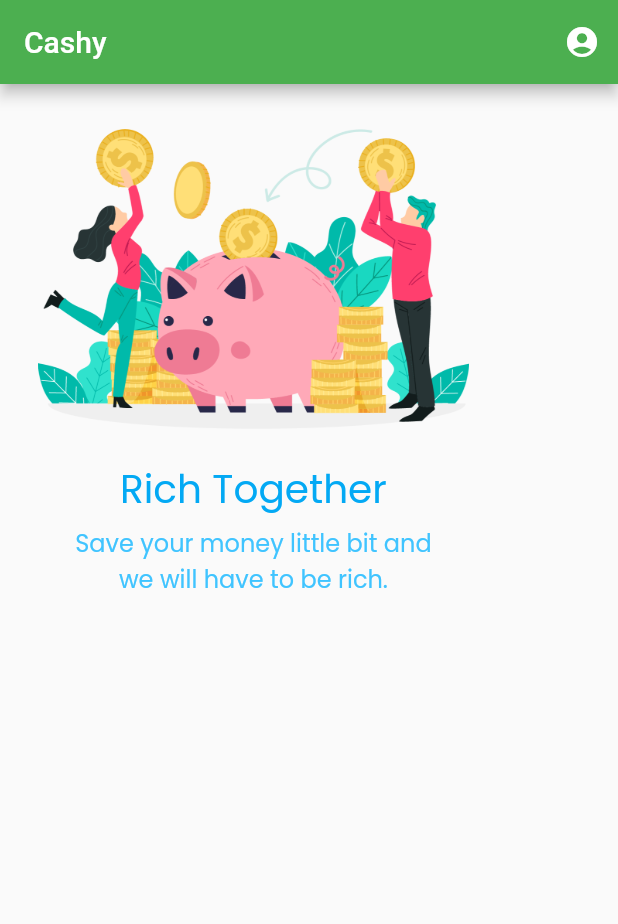
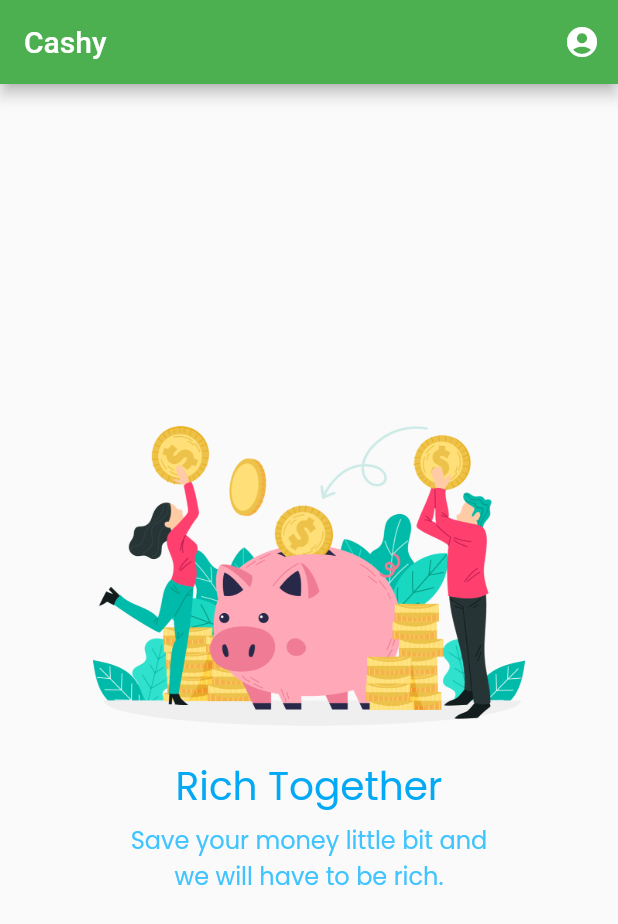
Before and after one commit to NurFajarSA/Flutter-MobileApp, a Flutter app: the screen it shows after launch, on a phone screen of 412 x 824 dp. Shown: the top 924 px of the screen. Run offline on Flutter 3.47's test engine with Material 2 defaults, Android fonts, the phone set to English and light mode, and no system bars.

Commit message:
Axis alignment property

```diff
--- a/lib/main.dart
+++ b/lib/main.dart
@@ -27,8 +27,11 @@ class MyApp extends StatelessWidget {
             child: Container(
           margin:
               EdgeInsets.only(left: 25.0, top: 0.0, right: 25.0, bottom: 0.0),
-          padding: EdgeInsets.only(left: 0, top: 30.0, right: 0, bottom: 0),
-          child: Column(
+          child: Row(
+            mainAxisAlignment: MainAxisAlignment.center,
+            children: [
+              Column(
+                mainAxisAlignment: MainAxisAlignment.center,
                 children: <Widget>[
                   Image(
                     image: AssetImage('assets/images/ic_payment.png'),
@@ -46,6 +49,8 @@ class MyApp extends StatelessWidget {
                   )
                 ],
               ),
+            ],
+          ),
         )),
       ),
     );
```
Lines whose indentation alone changed are shown as unchanged.
